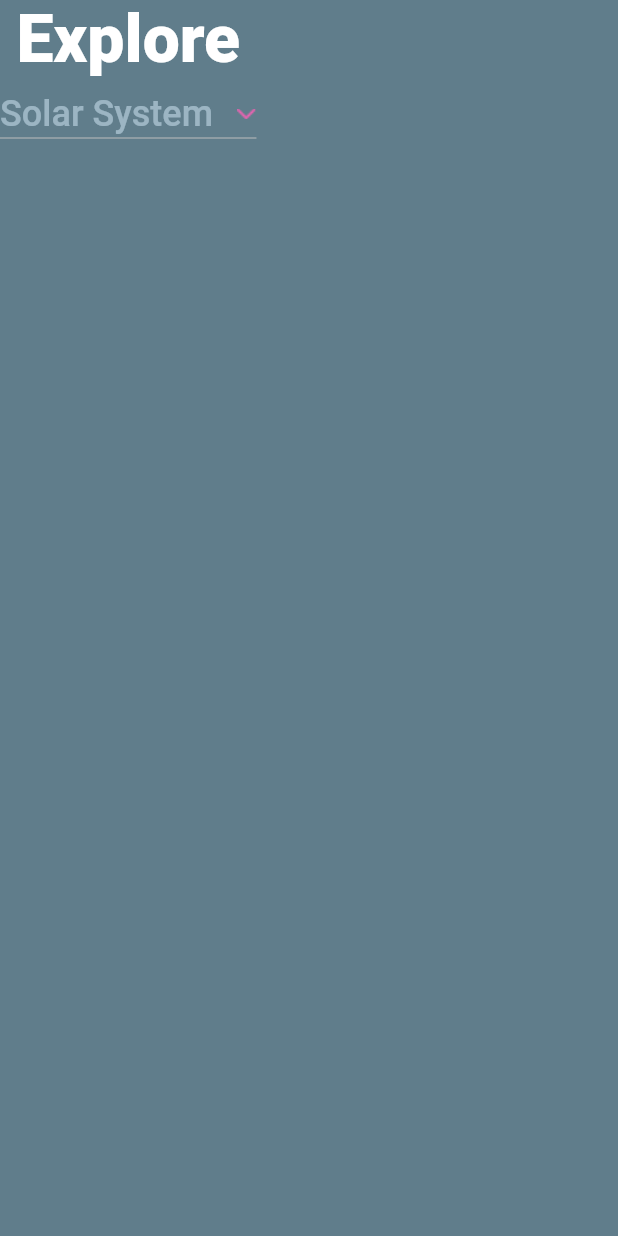
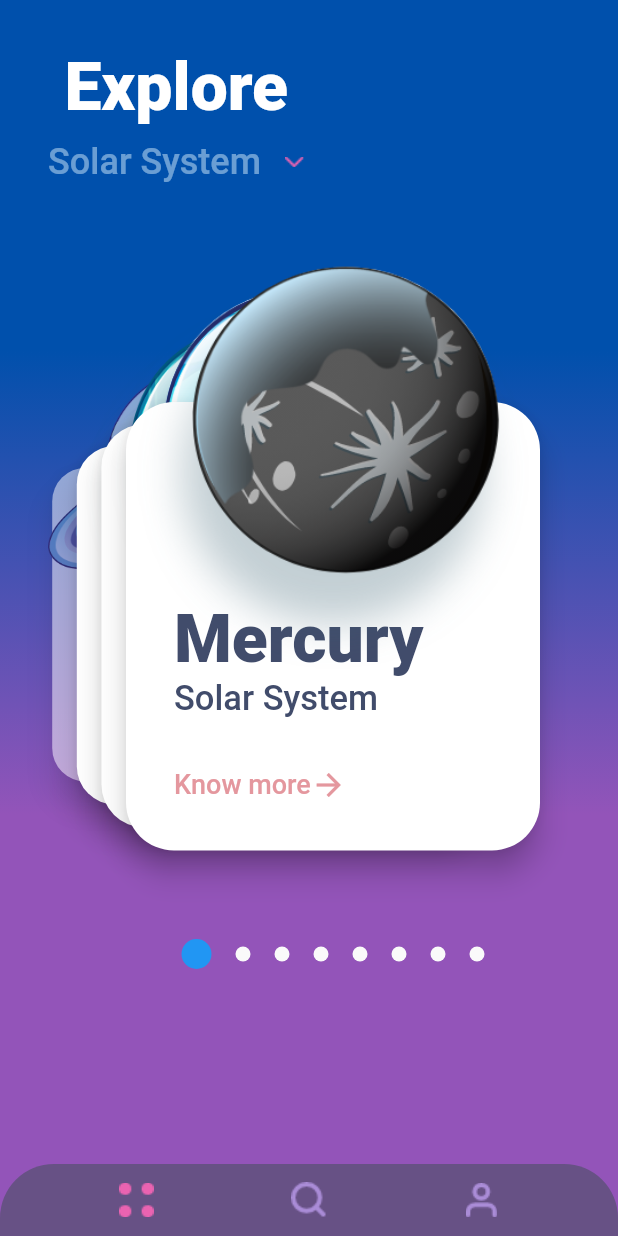
Before and after one commit to omdxp/recap, a Flutter app: the screen it shows after launch, on a phone screen of 412 x 824 dp. Run offline on Flutter 3.47's test engine with Material 2 defaults, Android fonts, the phone set to English and light mode, and no system bars; our stand-ins replace flutter_swiper; Roboto replaces fonts that are missing (Avenir).

Commit message:
Finishing home page.

```diff
--- a/lib/main.dart
+++ b/lib/main.dart
@@ -10,7 +10,7 @@ class MyApp extends StatelessWidget {
   @override
   Widget build(BuildContext context) {
     return MaterialApp(
-      title: 'Flutter Demo',
+      title: 'Recap',
       theme: ThemeData(
         // This is the theme of your application.
         //
--- a/lib/screens/home.dart
+++ b/lib/screens/home.dart
@@ -1,4 +1,8 @@
 import 'package:flutter/material.dart';
+// ignore: import_of_legacy_library_into_null_safe
+import 'package:flutter_swiper/flutter_swiper.dart';
+import 'package:recap/utils/constants.dart';
+import 'package:recap/utils/data.dart';
 
 class Home extends StatefulWidget {
   const Home({Key? key}) : super(key: key);
@@ -11,9 +15,21 @@ class _HomeState extends State<Home> {
   @override
   Widget build(BuildContext context) {
     return Scaffold(
-      backgroundColor: Colors.blueGrey,
+      backgroundColor: gradientEndColor,
       body: Container(
+        decoration: BoxDecoration(
+          gradient: LinearGradient(
+              colors: [gradientStartColor, gradientEndColor],
+              begin: Alignment.topCenter,
+              end: Alignment.bottomCenter,
+              stops: [0.3, 0.7]),
+        ),
         child: SafeArea(
+            child: Column(
+          crossAxisAlignment: CrossAxisAlignment.start,
+          children: [
+            Padding(
+              padding: const EdgeInsets.all(32.0),
               child: Column(
                 children: [
                   Text(
@@ -25,7 +41,7 @@ class _HomeState extends State<Home> {
                         fontWeight: FontWeight.w900),
                     textAlign: TextAlign.left,
                   ),
-            DropdownButton(
+                  DropdownButton<dynamic>(
                     items: [
                       DropdownMenuItem(
                           child: Text(
@@ -38,15 +54,118 @@ class _HomeState extends State<Home> {
                         textAlign: TextAlign.left,
                       )),
                     ],
-              onChanged: (value) => {},
+                    onChanged: (value) {},
                     icon: Padding(
                       padding: const EdgeInsets.only(left: 16.0),
                       child: Image.asset('assets/drop_down_icon.png'),
+                    ),
+                    underline: SizedBox(),
+                  ),
+                ],
+              ),
+            ),
+            Container(
+              height: 500,
+              padding: const EdgeInsets.only(left: 32),
+              child: Swiper(
+                itemCount: planets.length,
+                itemWidth: MediaQuery.of(context).size.width - 2 * 64,
+                layout: SwiperLayout.STACK,
+                pagination: SwiperPagination(
+                    builder:
+                        DotSwiperPaginationBuilder(activeSize: 20, space: 8)),
+                itemBuilder: (context, index) {
+                  return Stack(
+                    children: [
+                      Column(
+                        children: [
+                          SizedBox(
+                            height: 100,
+                          ),
+                          Card(
+                            elevation: 8,
+                            shape: RoundedRectangleBorder(
+                                borderRadius: BorderRadius.circular(32)),
+                            color: Colors.white,
+                            child: Padding(
+                              padding: const EdgeInsets.all(32.0),
+                              child: Column(
+                                crossAxisAlignment: CrossAxisAlignment.start,
+                                children: [
+                                  SizedBox(
+                                    height: 100,
+                                  ),
+                                  Text(
+                                    planets[index].name,
+                                    style: TextStyle(
+                                        fontFamily: 'Avenir',
+                                        fontSize: 44,
+                                        color: primaryTextColor,
+                                        fontWeight: FontWeight.w900),
+                                    textAlign: TextAlign.left,
+                                  ),
+                                  Text(
+                                    'Solar System',
+                                    style: TextStyle(
+                                        fontFamily: 'Avenir',
+                                        fontSize: 23,
+                                        color: primaryTextColor,
+                                        fontWeight: FontWeight.w500),
+                                    textAlign: TextAlign.left,
+                                  ),
+                                  SizedBox(
+                                    height: 32,
+                                  ),
+                                  Row(
+                                    children: [
+                                      Text(
+                                        'Know more',
+                                        style: TextStyle(
+                                            fontFamily: 'Avenir',
+                                            fontSize: 18,
+                                            color: secondaryTextColor,
+                                            fontWeight: FontWeight.w500),
+                                        textAlign: TextAlign.left,
+                                      ),
+                                      Icon(
+                                        Icons.arrow_forward,
+                                        color: secondaryTextColor,
+                                      )
+                                    ],
+                                  )
+                                ],
+                              ),
+                            ),
+                          )
+                        ],
+                      ),
+                      Image.asset(planets[index].iconImage)
+                    ],
+                  );
+                },
               ),
             )
           ],
         )),
       ),
+      bottomNavigationBar: Container(
+        decoration: BoxDecoration(
+            borderRadius: BorderRadius.vertical(
+              top: Radius.circular(36.0),
+            ),
+            color: navigationColor),
+        child: Row(
+          mainAxisAlignment: MainAxisAlignment.spaceEvenly,
+          children: [
+            IconButton(
+                onPressed: () {}, icon: Image.asset('assets/menu_icon.png')),
+            IconButton(
+                onPressed: () {}, icon: Image.asset('assets/search_icon.png')),
+            IconButton(
+                onPressed: () {}, icon: Image.asset('assets/profile_icon.png')),
+          ],
+        ),
+      ),
     );
   }
 }
--- /dev/null
+++ b/lib/utils/data.dart
@@ -0,0 +1,77 @@
+class PlanetInfo {
+  final int position;
+  final String name;
+  final String iconImage;
+  final String description;
+  final List<String> images;
+
+  PlanetInfo(this.position,
+      {required this.name,
+      required this.iconImage,
+      required this.description,
+      required this.images});
+}
+
+List<PlanetInfo> planets = [
+  PlanetInfo(1,
+      name: 'Mercury',
+      iconImage: 'assets/mercury.png',
+      description:
+          "Zipping around the sun in only 88 days, Mercury is the closest planet to the sun, and it's also the smallest, only a little bit larger than Earth's moon. Because its so close to the sun (about two-fifths the distance between Earth and the sun), Mercury experiences dramatic changes in its day and night temperatures: Day temperatures can reach a scorching 840  F (450 C), which is hot enough to melt lead. Meanwhile on the night side, temperatures drop to minus 290 F (minus 180 C).",
+      images: [
+        'https://cdn.pixabay.com/photo/2013/07/18/10/57/mercury-163610_1280.jpg',
+        'https://cdn.pixabay.com/photo/2014/07/01/11/38/planet-381127_1280.jpg',
+        'https://cdn.pixabay.com/photo/2015/06/26/18/48/mercury-822825_1280.png',
+        'https://image.shutterstock.com/image-illustration/mercury-high-resolution-images-presents-600w-367615301.jpg'
+      ]),
+  PlanetInfo(2,
+      name: 'Venus',
+      iconImage: 'assets/venus.png',
+      description:
+          "The second planet from the sun, Venus is Earth's twin in size. Radar images beneath its atmosphere reveal that its surface has various mountains and volcanoes. But beyond that, the two planets couldn't be more different. Because of its thick, toxic atmosphere that's made of sulfuric acid clouds, Venus is an extreme example of the greenhouse effect. It's scorching-hot, even hotter than Mercury. The average temperature on Venus' surface is 900 F (465 C). At 92 bar, the pressure at the surface would crush and kill you. And oddly, Venus spins slowly from east to west, the opposite direction of most of the other planets.",
+      images: [
+        'https://cdn.pixabay.com/photo/2011/12/13/14/39/venus-11022_1280.jpg',
+        'https://image.shutterstock.com/image-photo/solar-system-venus-second-planet-600w-515581927.jpg'
+      ]),
+  PlanetInfo(3,
+      name: 'Earth',
+      iconImage: 'assets/earth.png',
+      description:
+          "The third planet from the sun, Earth is a waterworld, with two-thirds of the planet covered by ocean. It's the only world known to harbor life. Earth's atmosphere is rich in nitrogen and oxygen. Earth's surface rotates about its axis at 1,532 feet per second (467 meters per second) — slightly more than 1,000 mph (1,600 kph) — at the equator. The planet zips around the sun at more than 18 miles per second (29 km per second).",
+      images: [
+        'https://cdn.pixabay.com/photo/2011/12/13/14/31/earth-11015_1280.jpg',
+        'https://cdn.pixabay.com/photo/2011/12/14/12/11/astronaut-11080_1280.jpg',
+        'https://cdn.pixabay.com/photo/2016/01/19/17/29/earth-1149733_1280.jpg',
+        'https://image.shutterstock.com/image-photo/3d-render-planet-earth-viewed-600w-1069251782.jpg'
+      ]),
+  PlanetInfo(4,
+      name: 'Mars',
+      iconImage: 'assets/mars.png',
+      description:
+          "The fourth planet from the sun is Mars, and it's a cold, desert-like place covered in dust. This dust is made of iron oxides, giving the planet its iconic red hue. Mars shares similarities with Earth: It is rocky, has mountains, valleys and canyons, and storm systems ranging from localized tornado-like dust devils to planet-engulfing dust storms. ",
+      images: []),
+  PlanetInfo(5,
+      name: 'Jupiter',
+      iconImage: 'assets/jupiter.png',
+      description:
+          "The fifth planet from the sun, Jupiter is a giant gas world that is the most massive planet in our solar system — more than twice as massive as all the other planets combined, according to NASA. Its swirling clouds are colorful due to different types of trace gases. And a major feature in its swirling clouds is the Great Red Spot, a giant storm more than 10,000 miles wide. It has raged at more than 400 mph for the last 150 years, at least. Jupiter has a strong magnetic field, and with 75 moons, it looks a bit like a miniature solar system.",
+      images: []),
+  PlanetInfo(6,
+      name: 'Saturn',
+      iconImage: 'assets/saturn.png',
+      description:
+          "The sixth planet from the sun, Saturn is known most for its rings. When polymath Galileo Galilei first studied Saturn in the early 1600s, he thought it was an object with three parts: a planet and two large moons on either side. Not knowing he was seeing a planet with rings, the stumped astronomer entered a small drawing — a symbol with one large circle and two smaller ones — in his notebook, as a noun in a sentence describing his discovery. More than 40 years later, Christiaan Huygens proposed that they were rings. The rings are made of ice and rock and scientists are not yet sure how they formed. The gaseous planet is mostly hydrogen and helium and has numerous moons.",
+      images: []),
+  PlanetInfo(7,
+      name: 'Uranus',
+      iconImage: 'assets/uranus.png',
+      description:
+          "The seventh planet from the sun, Uranus is an oddball. It has clouds made of hydrogen sulfide, the same chemical that makes rotten eggs smell so foul. It rotates from east to west like Venus. But unlike Venus or any other planet, its equator is nearly at right angles to its orbit — it basically orbits on its side. Astronomers believe an object twice the size of Earth collided with Uranus roughly 4 billion years ago, causing Uranus to tilt. That tilt causes extreme seasons that last 20-plus years, and the sun beats down on one pole or the other for 84 Earth-years at a time. ",
+      images: []),
+  PlanetInfo(8,
+      name: 'Neptune',
+      iconImage: 'assets/neptune.png',
+      description:
+          "The eighth planet from the sun, Neptune is about the size of Uranus and is known for supersonic strong winds. Neptune is far out and cold. The planet is more than 30 times as far from the sun as Earth. Neptune was the first planet predicted to exist by using math, before it was visually detected. Irregularities in the orbit of Uranus led French astronomer Alexis Bouvard to suggest some other planet might be exerting a gravitational tug. German astronomer Johann Galle used calculations to help find Neptune in a telescope. Neptune is about 17 times as massive as Earth and has a rocky core.",
+      images: []),
+];
--- a/pubspec.yaml
+++ b/pubspec.yaml
@@ -21,6 +21,7 @@ environment:
   sdk: ">=2.12.0 <3.0.0"
 
 dependencies:
+  flutter_swiper: ^1.1.6
   flutter:
     sdk: flutter
 
```
Also changed, not shown: pubspec.lock. Lines whose indentation alone changed are shown as unchanged.
